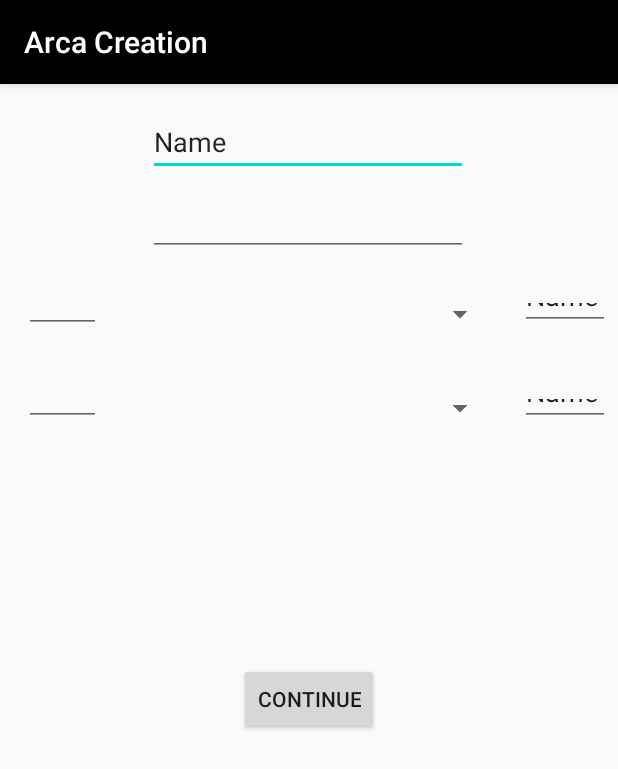
After one commit to Shaheenyazid/gp2, an Android app: the Invoice screen opened directly, with no data from a screen before it, on a phone screen of 412 x 824 dp. The commit adds this screen. Shown: the top 769 px of the screen. Run offline under Robolectric (Android 15) with nearby library versions, the phone set to English and light mode, and no system bars; 1 statement that could not run was skipped.

Commit message:
-new Invoice (java & xml)

```diff
--- a/app/src/main/AndroidManifest.xml
+++ b/app/src/main/AndroidManifest.xml
@@ -10,8 +10,10 @@
         android:icon="@mipmap/ic_homeicon"
         android:label="Arca Creation"
         android:supportsRtl="true"
+        android:requestLegacyExternalStorage="true"
         android:theme="@style/Theme.Group0">
-        <activity android:name=".WelcomePage"></activity>
+        <activity android:name=".Invoice"></activity>
+        <activity android:name=".WelcomePage" />
         <activity android:name=".BookingForm" />
         <activity android:name=".ContactUs" />
         <activity android:name=".AboutUs" />
--- a/app/src/main/java/com/example/group0/BookingForm.java
+++ b/app/src/main/java/com/example/group0/BookingForm.java
@@ -159,7 +159,7 @@ public class BookingForm extends AppCompatActivity implements DatePickerDialog.O
             startActivity(new Intent(BookingForm.this, BookingForm.class));
         }else{
             result = true;
-            startActivity(new Intent(BookingForm.this, SecondActivity.class));
+            startActivity(new Intent(BookingForm.this, Invoice.class));
         }
 
         return result;
@@ -174,10 +174,6 @@ public class BookingForm extends AppCompatActivity implements DatePickerDialog.O
         currentDateString = DateFormat.getDateInstance().format(c.getTime());
         Date = findViewById(R.id.tvDate3);
         Date.setText(currentDateString);
-
-
-
-
     }
 
 //   @Override
--- a/app/src/main/java/com/example/group0/Clothes.java
+++ b/app/src/main/java/com/example/group0/Clothes.java
@@ -19,7 +19,6 @@ public class Clothes extends AppCompatActivity {
         setContentView(R.layout.activity_clothes);
 
         PlaceOrder = findViewById(R.id.btnPlaceOrder);
-
         PlaceOrder.setOnClickListener(new View.OnClickListener() {
             @Override
             public void onClick(View v) {
--- /dev/null
+++ b/app/src/main/java/com/example/group0/Invoice.java
@@ -0,0 +1,121 @@
+package com.example.group0;
+
+import androidx.appcompat.app.AppCompatActivity;
+import androidx.core.app.ActivityCompat;
+
+import android.Manifest;
+import android.content.pm.PackageManager;
+import android.graphics.Bitmap;
+import android.graphics.BitmapFactory;
+import android.graphics.Canvas;
+import android.graphics.Color;
+import android.graphics.Paint;
+import android.graphics.Typeface;
+import android.graphics.pdf.PdfDocument;
+import android.os.Bundle;
+import android.os.Environment;
+import android.view.View;
+import android.widget.Button;
+import android.widget.EditText;
+import android.widget.Spinner;
+import android.widget.Toast;
+import java.io.File;
+import java.io.FileOutputStream;
+import java.io.IOException;
+import java.text.DateFormat;
+import java.text.SimpleDateFormat;
+import java.util.Date;
+
+public class Invoice extends AppCompatActivity {
+
+    Button createButton;
+    Spinner item1spinner, item2spinner;
+    EditText customerName, phoneNo, qty1, qty2;
+    Bitmap bmp, scaledbmp;
+    int pageWidth = 1200;
+    Date dateObj;
+    DateFormat dateFormat;
+
+    @Override
+    protected void onCreate(Bundle savedInstanceState) {
+        super.onCreate(savedInstanceState);
+        setContentView(R.layout.activity_invoice);
+
+        createButton = findViewById(R.id.create_button);
+        item1spinner = findViewById(R.id.item1spinner);
+        item2spinner = findViewById(R.id.item2spinner);
+        customerName = findViewById(R.id.editTextCustomerName);
+        phoneNo = findViewById(R.id.editTextPhoneNo);
+        qty1 = findViewById(R.id.editTextQty1);
+        qty2 = findViewById(R.id.editTextQty2);
+        bmp = BitmapFactory.decodeResource(getResources(), R.drawable.ic_launcher_background);
+        scaledbmp = Bitmap.createScaledBitmap(bmp, 1200, 518, false);
+
+        ActivityCompat.requestPermissions(this,new String[]{
+                Manifest.permission.WRITE_EXTERNAL_STORAGE}, PackageManager.PERMISSION_GRANTED);
+
+        createPDF();
+
+    }
+
+    private void createPDF() {
+        createButton.setOnClickListener(new View.OnClickListener() {
+            @Override
+            public void onClick(View v) {
+
+                dateObj = new Date();
+
+                if (customerName.getText().toString().length() == 0 ||
+                        phoneNo.getText().toString().length() == 0 || qty1.getText().toString().length() == 0 || qty2.getText().toString().length() == 0) {
+                    Toast.makeText(Invoice.this, "Some files are empty", Toast.LENGTH_LONG).show();
+                } else {
+
+                    PdfDocument myPdfDocument = new PdfDocument();
+                    Paint myPaint = new Paint();
+                    Paint titlepaint = new Paint();
+
+                    PdfDocument.PageInfo myPageInfo1 = new PdfDocument.PageInfo.Builder(1200, 2010, 1).create();
+                    PdfDocument.Page myPage1 = myPdfDocument.startPage(myPageInfo1);
+                    Canvas canvas = myPage1.getCanvas();
+
+                    canvas.drawBitmap(scaledbmp, 0, 0, myPaint);
+                    titlepaint.setTextAlign(Paint.Align.CENTER);
+                    titlepaint.setTypeface(Typeface.create(Typeface.DEFAULT, Typeface.BOLD));
+                    titlepaint.setTextSize(70f);
+                    canvas.drawText("Arca Creation", pageWidth / 2, 270, titlepaint);
+
+                    titlepaint.setTextAlign(Paint.Align.CENTER);
+                    titlepaint.setTypeface(Typeface.create(Typeface.DEFAULT, Typeface.ITALIC));
+                    titlepaint.setTextSize(70f);
+                    canvas.drawText("Invoice", pageWidth / 2, 500, titlepaint);
+
+                    myPaint.setTextAlign(Paint.Align.LEFT);
+                    myPaint.setTextSize(35f);
+                    myPaint.setColor(Color.BLACK);
+                    canvas.drawText("Customer Name:" + customerName.getText(), 20, 590, myPaint);
+                    canvas.drawText("Contact No:" + phoneNo.getText(), 20, 640, myPaint);
+
+                    myPaint.setTextAlign(Paint.Align.RIGHT);
+                    canvas.drawText("Invoice No:" + "6969", -20, 590, myPaint); //ADD Invoice Number
+
+                    dateFormat = new SimpleDateFormat("dd/mm/yy");
+                    canvas.drawText("Date:" + dateFormat.format(dateObj), pageWidth - 20, 640, myPaint);
+
+                    dateFormat = new SimpleDateFormat("HH:mm:ss");
+                    canvas.drawText("Time" + dateFormat.format(dateObj), -20, 690, myPaint);
+
+                    myPdfDocument.finishPage(myPage1);
+                    File file = new File(Environment.getExternalStorageDirectory(), "/Hello.pdf");
+
+                    try {
+                        myPdfDocument.writeTo(new FileOutputStream(file));
+                    } catch (IOException e) {
+                        e.printStackTrace();
+                    }
+
+                    myPdfDocument.close();
+                }
+            }
+        });
+    }
+}
--- /dev/null
+++ b/app/src/main/res/layout/activity_invoice.xml
@@ -0,0 +1,115 @@
+<?xml version="1.0" encoding="utf-8"?>
+<androidx.constraintlayout.widget.ConstraintLayout xmlns:android="http://schemas.android.com/apk/res/android"
+    xmlns:app="http://schemas.android.com/apk/res-auto"
+    xmlns:tools="http://schemas.android.com/tools"
+    android:layout_width="match_parent"
+    android:layout_height="match_parent"
+    tools:context=".Invoice">
+
+    <EditText
+        android:id="@+id/editTextCustomerName"
+        android:layout_width="wrap_content"
+        android:layout_height="wrap_content"
+        android:layout_marginTop="16dp"
+        android:ems="10"
+        android:inputType="textPersonName"
+        android:text="Name"
+        app:layout_constraintEnd_toEndOf="parent"
+        app:layout_constraintHorizontal_bias="0.497"
+        app:layout_constraintStart_toStartOf="parent"
+        app:layout_constraintTop_toTopOf="parent" />
+
+    <EditText
+        android:id="@+id/editTextPhoneNo"
+        android:layout_width="wrap_content"
+        android:layout_height="wrap_content"
+        android:layout_marginTop="8dp"
+        android:ems="10"
+        android:inputType="phone"
+        app:layout_constraintEnd_toEndOf="parent"
+        app:layout_constraintHorizontal_bias="0.497"
+        app:layout_constraintStart_toStartOf="parent"
+        app:layout_constraintTop_toBottomOf="@+id/editTextCustomerName" />
+
+    <EditText
+        android:id="@+id/editTextQty1"
+        android:layout_width="51dp"
+        android:layout_height="22dp"
+        android:layout_marginTop="144dp"
+        android:ems="10"
+        android:inputType="textPersonName"
+        android:text="Name"
+        app:layout_constraintEnd_toStartOf="@+id/item1spinner"
+        app:layout_constraintHorizontal_bias="0.533"
+        app:layout_constraintStart_toStartOf="parent"
+        app:layout_constraintTop_toTopOf="parent" />
+
+    <EditText
+        android:id="@+id/editTextQty2"
+        android:layout_width="51dp"
+        android:layout_height="22dp"
+        android:layout_marginTop="40dp"
+        android:ems="10"
+        android:inputType="textPersonName"
+        android:text="Name"
+        app:layout_constraintEnd_toStartOf="@+id/item2spinner"
+        app:layout_constraintStart_toStartOf="parent"
+        app:layout_constraintTop_toBottomOf="@+id/editTextQty1" />
+
+    <Spinner
+        android:id="@+id/item1spinner"
+        android:layout_width="249dp"
+        android:layout_height="29dp"
+        android:layout_marginTop="24dp"
+        app:layout_constraintEnd_toEndOf="parent"
+        app:layout_constraintStart_toStartOf="parent"
+        app:layout_constraintTop_toBottomOf="@+id/editTextPhoneNo" />
+
+    <Spinner
+        android:id="@+id/item2spinner"
+        android:layout_width="247dp"
+        android:layout_height="23dp"
+        android:layout_marginTop="36dp"
+        app:layout_constraintEnd_toEndOf="parent"
+        app:layout_constraintHorizontal_bias="0.506"
+        app:layout_constraintStart_toStartOf="parent"
+        app:layout_constraintTop_toBottomOf="@+id/item1spinner" />
+
+    <EditText
+        android:id="@+id/TextPersonName3"
+        android:layout_width="60dp"
+        android:layout_height="28dp"
+        android:layout_marginTop="136dp"
+        android:ems="10"
+        android:inputType="textPersonName"
+        android:text="Name"
+        app:layout_constraintEnd_toEndOf="parent"
+        app:layout_constraintHorizontal_bias="0.761"
+        app:layout_constraintStart_toEndOf="@+id/item1spinner"
+        app:layout_constraintTop_toTopOf="parent" />
+
+    <EditText
+        android:id="@+id/TextPersonName4"
+        android:layout_width="60dp"
+        android:layout_height="28dp"
+        android:layout_marginTop="36dp"
+        android:ems="10"
+        android:inputType="textPersonName"
+        android:text="Name"
+        app:layout_constraintEnd_toEndOf="parent"
+        app:layout_constraintHorizontal_bias="0.761"
+        app:layout_constraintStart_toEndOf="@+id/item2spinner"
+        app:layout_constraintTop_toBottomOf="@+id/TextPersonName3" />
+
+    <Button
+        android:id="@+id/create_button"
+        android:layout_width="wrap_content"
+        android:layout_height="wrap_content"
+        android:text="Continue"
+        app:layout_constraintBottom_toBottomOf="parent"
+        app:layout_constraintEnd_toEndOf="parent"
+        app:layout_constraintStart_toStartOf="parent"
+        app:layout_constraintTop_toBottomOf="@+id/item2spinner"
+        app:layout_constraintVertical_bias="0.322" />
+
+</androidx.constraintlayout.widget.ConstraintLayout>
--- a/app/src/main/res/values/strings.xml
+++ b/app/src/main/res/values/strings.xml
@@ -4,6 +4,8 @@
     <string name="registration">Registration</string>
     <!-- TODO: Remove or change this placeholder text -->
     <string name="hello_blank_fragment">Hello blank fragment</string>
+
+    <color name="black2">#000000</color>
 
     <string-array name="clothes">
         <item>MERAH BERBUNGA</item>
```
Also changed, not shown: app/src/main/res/layout/activity_booking_form.xml (+18 -17 lines).
